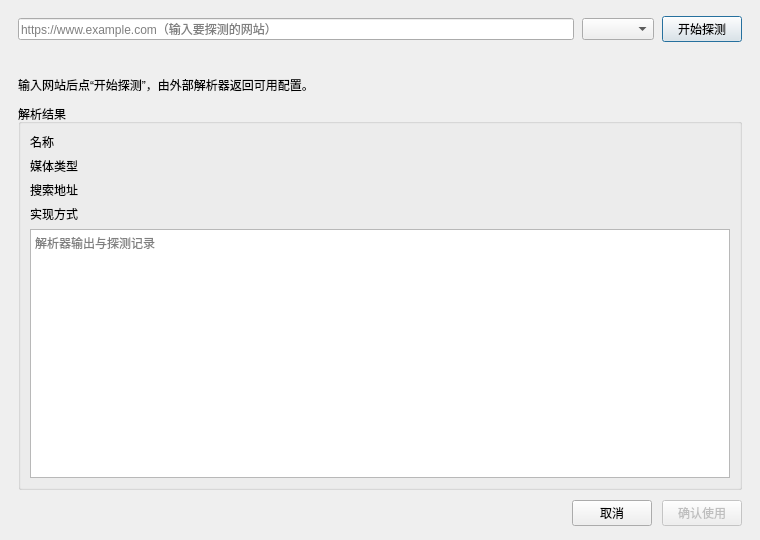
Old version of the form src/ui/SourceProbeDialog.ui in the repository gong1-1989/MusicVideoPlayer.
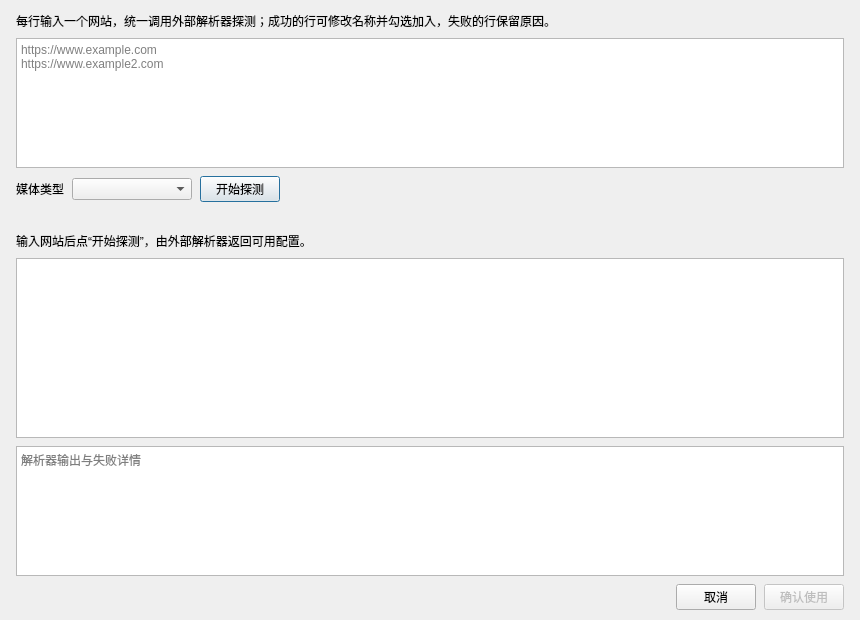
New version of the form.

Commit message:
完善全屏快捷键、外部解析器批量探测与系统设置分页
1. 全屏窗口按用户绑定重建 QShortcut，修复全屏时空格等快捷键失效；2. 外部解析器改为独立配置对话框，补命令、参数、超时和协议说明；3. 新增源支持多站点批量探测，成功行可编辑名称并部分保存；4. 源管理收敛为解析器摘要入口，新增批量、更新单条；5. 系统设置拆为基本设置、播放与布局、搜索源管理、更新占位、系统信息五页；6. 修复集成测试误删当前构建目录的 QDir 用法，补分页、配置和批量探测回归。

The edit to the form file:
```diff
--- a/src/ui/SourceProbeDialog.ui
+++ b/src/ui/SourceProbeDialog.ui
@@ -6,49 +6,83 @@
    <rect>
     <x>0</x>
     <y>0</y>
-    <width>760</width>
-    <height>540</height>
+    <width>860</width>
+    <height>620</height>
    </rect>
   </property>
   <property name="minimumSize">
-    <size>
-     <width>620</width>
-     <height>420</height>
-    </size>
-   </property>
+   <size>
+    <width>620</width>
+    <height>480</height>
+   </size>
+  </property>
   <property name="windowTitle">
    <string>外部解析器探测</string>
   </property>
   <layout class="QVBoxLayout" name="layout_root">
    <property name="spacing">
-    <number>10</number>
+    <number>8</number>
    </property>
    <property name="leftMargin">
-    <number>18</number>
+    <number>16</number>
    </property>
    <property name="topMargin">
-    <number>16</number>
+    <number>12</number>
    </property>
    <property name="rightMargin">
-    <number>18</number>
+    <number>16</number>
    </property>
    <property name="bottomMargin">
-    <number>14</number>
+    <number>10</number>
    </property>
    <item>
-    <layout class="QHBoxLayout" name="layout_urlRow">
+    <widget class="QLabel" name="label_hint">
+     <property name="objectName">
+      <string>label_hint</string>
+     </property>
+     <property name="wordWrap">
+      <bool>true</bool>
+     </property>
+     <property name="text">
+      <string>每行输入一个网站，统一调用外部解析器探测；成功的行可修改名称并勾选加入，失败的行保留原因。</string>
+     </property>
+    </widget>
+   </item>
+   <item>
+    <widget class="QPlainTextEdit" name="edit_sites">
+     <property name="minimumSize">
+      <size>
+       <width>0</width>
+       <height>84</height>
+      </size>
+     </property>
+     <property name="placeholderText">
+      <string>https://www.example.com
+https://www.example2.com</string>
+     </property>
+    </widget>
+   </item>
+   <item>
+    <layout class="QHBoxLayout" name="layout_probe">
      <property name="spacing">
       <number>8</number>
      </property>
      <item>
-      <widget class="QLineEdit" name="edit_url">
-       <property name="placeholderText">
-        <string>https://www.example.com（输入要探测的网站）</string>
+      <widget class="QLabel" name="label_captionType">
+       <property name="text">
+        <string>媒体类型</string>
        </property>
       </widget>
      </item>
      <item>
-      <widget class="QComboBox" name="combo_type"/>
+      <widget class="QComboBox" name="combo_type">
+       <property name="minimumSize">
+        <size>
+         <width>120</width>
+         <height>0</height>
+        </size>
+       </property>
+      </widget>
      </item>
      <item>
       <widget class="QPushButton" name="btn_probe">
@@ -57,6 +91,19 @@
        </property>
       </widget>
      </item>
+     <item>
+      <spacer name="spacer_probe">
+       <property name="orientation">
+        <enum>Qt::Horizontal</enum>
+       </property>
+       <property name="sizeHint" stdset="0">
+        <size>
+         <width>40</width>
+         <height>20</height>
+        </size>
+       </property>
+      </spacer>
+     </item>
     </layout>
    </item>
    <item>
@@ -86,100 +133,38 @@
     </widget>
    </item>
    <item>
-    <widget class="QGroupBox" name="group_result">
-     <property name="title">
-      <string>解析结果</string>
+    <widget class="QTableWidget" name="table_results">
+     <property name="minimumSize">
+      <size>
+       <width>0</width>
+       <height>180</height>
+      </size>
      </property>
-     <layout class="QVBoxLayout" name="layout_result">
-      <property name="spacing">
-       <number>6</number>
-      </property>
-      <item>
-       <layout class="QGridLayout" name="grid_result">
-        <property name="horizontalSpacing">
-         <number>12</number>
-        </property>
-        <property name="verticalSpacing">
-         <number>6</number>
-        </property>
-        <item row="0" column="0">
-         <widget class="QLabel" name="label_captionName">
-          <property name="text">
-           <string>名称</string>
-          </property>
-         </widget>
-        </item>
-        <item row="0" column="1">
-         <widget class="QLabel" name="label_name">
-          <property name="textInteractionFlags">
-           <set>Qt::TextSelectableByMouse</set>
-          </property>
-          <property name="text">
-           <string/>
-          </property>
-         </widget>
-        </item>
-        <item row="1" column="0">
-         <widget class="QLabel" name="label_captionType">
-          <property name="text">
-           <string>媒体类型</string>
-          </property>
-         </widget>
-        </item>
-        <item row="1" column="1">
-         <widget class="QLabel" name="label_type">
-          <property name="text">
-           <string/>
-          </property>
-         </widget>
-        </item>
-        <item row="2" column="0">
-         <widget class="QLabel" name="label_captionUrl">
-          <property name="text">
-           <string>搜索地址</string>
-          </property>
-         </widget>
-        </item>
-        <item row="2" column="1">
-         <widget class="QLabel" name="label_url">
-          <property name="textInteractionFlags">
-           <set>Qt::TextSelectableByMouse</set>
-          </property>
-          <property name="wordWrap">
-           <bool>true</bool>
-          </property>
-          <property name="text">
-           <string/>
-          </property>
-         </widget>
-        </item>
-        <item row="3" column="0">
-         <widget class="QLabel" name="label_captionKind">
-          <property name="text">
-           <string>实现方式</string>
-          </property>
-         </widget>
-        </item>
-        <item row="3" column="1">
-         <widget class="QLabel" name="label_kind">
-          <property name="text">
-           <string/>
-          </property>
-         </widget>
-        </item>
-       </layout>
-      </item>
-      <item>
-       <widget class="QPlainTextEdit" name="text_log">
-        <property name="readOnly">
-         <bool>true</bool>
-        </property>
-        <property name="placeholderText">
-         <string>解析器输出与探测记录</string>
-        </property>
-       </widget>
-      </item>
-     </layout>
+     <property name="editTriggers">
+      <set>QAbstractItemView::DoubleClicked|QAbstractItemView::EditKeyPressed</set>
+     </property>
+     <property name="selectionBehavior">
+      <enum>QAbstractItemView::SelectRows</enum>
+     </property>
+     <property name="alternatingRowColors">
+      <bool>true</bool>
+     </property>
+    </widget>
+   </item>
+   <item>
+    <widget class="QPlainTextEdit" name="text_log">
+     <property name="minimumSize">
+      <size>
+       <width>0</width>
+       <height>80</height>
+      </size>
+     </property>
+     <property name="readOnly">
+      <bool>true</bool>
+     </property>
+     <property name="placeholderText">
+      <string>解析器输出与失败详情</string>
+     </property>
     </widget>
    </item>
    <item>
```
The commit also changes 18 other files.
